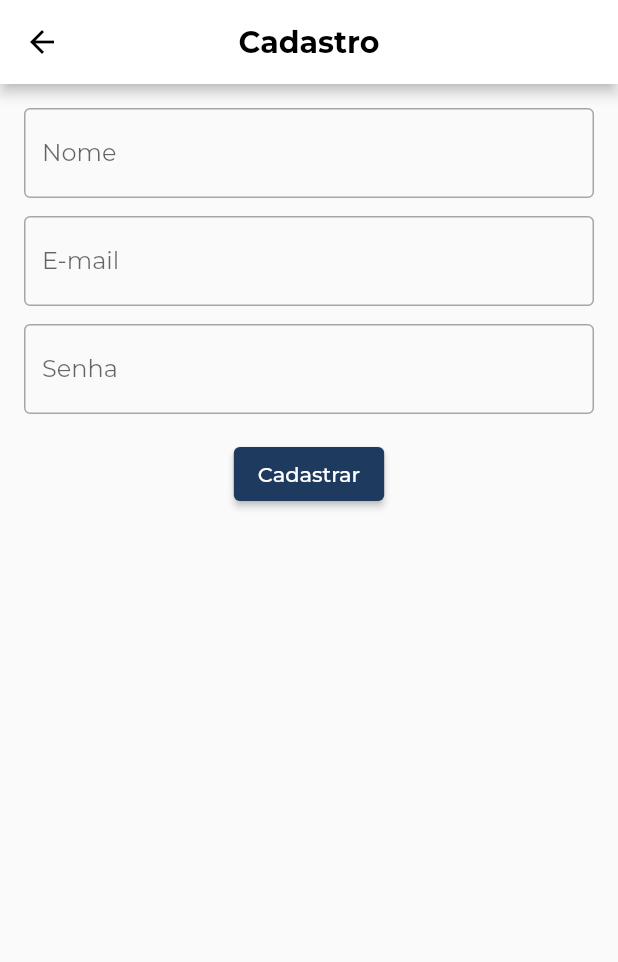
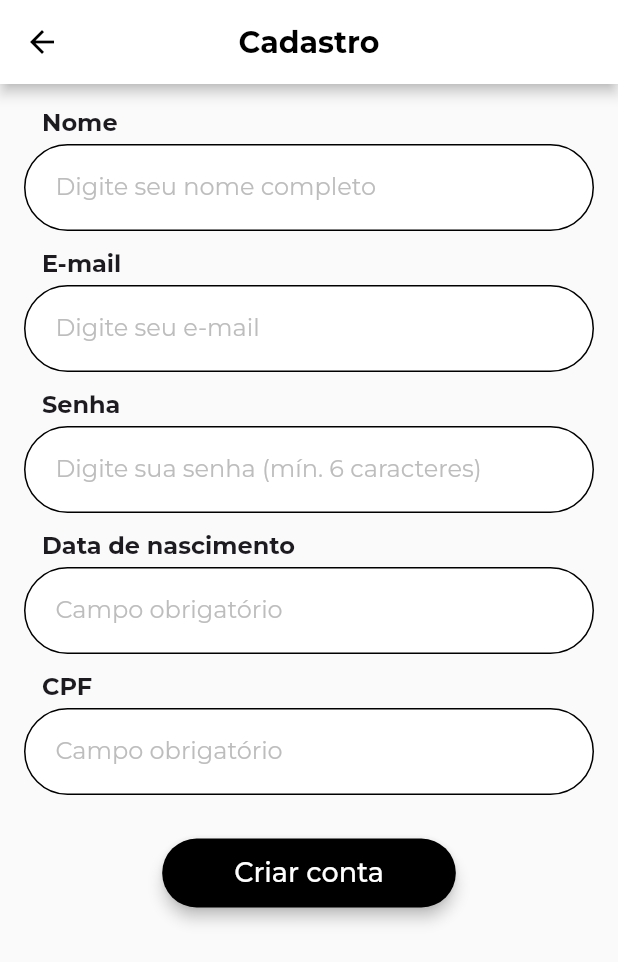
Before and after one commit to VinioVnz/profmate_mvc, a Flutter app: the FirebaseRegisterView screen opened directly, on a phone screen of 412 x 824 dp. Shown: the top 962 px of the screen. Run offline on Flutter 3.47's test engine with Material 3 defaults, Android fonts, the light colour scheme and no system bars; our stand-ins replace cloud_firestore, firebase_auth, firebase_core, fl_chart, flutter_speed_dial, google_fonts and 6 more; accounts and stored records are empty; generated files the repository leaves out were written again.

Commit message:
adição de campos de formulário e validação do dado

```diff
--- a/lib/src/controller/user_firebase_controller.dart
+++ b/lib/src/controller/user_firebase_controller.dart
@@ -4,11 +4,16 @@ import 'package:profmate/src/services/auth_firebase_service.dart';
 class UserFirebaseController {
   final AuthFirebaseService _authService = AuthFirebaseService();
 
-  Future<UserFirebaseModel?> cadastrar(String nome, String email, String senha){
+  Future<UserFirebaseModel?> cadastrar(
+    String nome,
+    String email,
+    String senha,
+    String text,
+  ) {
     return _authService.registrarUsuario(nome, email, senha);
   }
 
-  Future<UserFirebaseModel?> autenticar(String email, String senha){
+  Future<UserFirebaseModel?> autenticar(String email, String senha) {
     return _authService.login(email, senha);
   }
 }
--- a/lib/src/views/firebase_register_view.dart
+++ b/lib/src/views/firebase_register_view.dart
@@ -1,6 +1,8 @@
 import 'package:flutter/material.dart';
 import 'package:profmate/src/controller/user_firebase_controller.dart';
+import 'package:profmate/src/widgets/campo_formulario.dart';
 import 'package:profmate/src/widgets/custom_app_bar.dart';
+import 'package:profmate/src/widgets/custom_elevated_button.dart';
 
 class FirebaseRegisterView extends StatefulWidget {
   const FirebaseRegisterView({super.key});
@@ -17,6 +19,8 @@ class _FirebaseRegisterViewState extends State<FirebaseRegisterView> {
   final _nomeController = TextEditingController();
   final _emailController = TextEditingController();
   final _senhaController = TextEditingController();
+  final _dataNascimento = TextEditingController();
+  final _cpf = TextEditingController();
 
   void _cadastrar() async {
     if (_formKey.currentState!.validate()) {
@@ -29,6 +33,7 @@ class _FirebaseRegisterViewState extends State<FirebaseRegisterView> {
         _nomeController.text,
         _emailController.text,
         _senhaController.text,
+        _dataNascimento.text,
       );
 
       setState(() {
@@ -66,44 +71,64 @@ class _FirebaseRegisterViewState extends State<FirebaseRegisterView> {
                 Text(_erro!, style: const TextStyle(color: Colors.red)),
                 SizedBox(height: 20),
               ],
-              TextFormField(
+              CampoFormulario(
                 controller: _nomeController,
-                decoration: InputDecoration(
-                  labelText: 'Nome',
-                  border: OutlineInputBorder(),
-                ),
+                titulo: 'Nome',
+                hintText: 'Digite seu nome completo',
                 validator: (value) =>
                     value == null || value.isEmpty ? 'Campo obrigatório' : null,
+                keyboardType: TextInputType.name,
               ),
-              SizedBox(height: 12),
-              TextFormField(
+              CampoFormulario(
                 controller: _emailController,
-                decoration: InputDecoration(
-                  labelText: 'E-mail',
-                  border: OutlineInputBorder(),
-                ),
-                validator: (value) =>
-                    value == null || value.isEmpty ? 'Campo obrigatório' : null,
+                titulo: 'E-mail',
+                hintText: 'Digite seu e-mail',
+                validator: (value) {
+                  if (value == null || value.isEmpty) {
+                    return 'Campo obrigatório';
+                  }
+                  // Validação básica de e-mail
+                  if (!RegExp(
+                    r'^[\w-\.]+@([\w-]+\.)+[\w-]{2,4}$',
+                  ).hasMatch(value)) {
+                    return 'Digite um e-mail válido';
+                  }
+                  return null;
+                },
+                keyboardType: TextInputType.emailAddress,
               ),
-              SizedBox(height: 12),
-              TextFormField(
-                obscureText: true,
+              CampoFormulario(
                 controller: _senhaController,
-                decoration: InputDecoration(
-                  labelText: 'Senha',
-                  border: OutlineInputBorder(),
-                ),
-                validator: (value) => value == null || value.length < 6
-                    ? 'Campo obrigatório'
-                    : null,
+                titulo: 'Senha',
+                hintText: 'Digite sua senha (mín. 6 caracteres)',
+                validator: (value) {
+                  if (value == null || value.isEmpty) {
+                    return 'Campo obrigatório';
+                  }
+                  if (value.length < 6) {
+                    return 'A senha deve ter pelo menos 6 caracteres';
+                  }
+                  return null;
+                },
+                keyboardType: TextInputType.visiblePassword,
+              ),
+              CampoFormulario(
+                controller: _dataNascimento,
+                hintText: 'Campo obrigatório',
+                titulo: 'Data de nascimento',
+              ),
+              CampoFormulario(
+                controller: _cpf,
+                hintText: 'Campo obrigatório',
+                titulo: 'CPF',
               ),
               SizedBox(height: 16),
               //botao de loading
               _loading
                   ? const CircularProgressIndicator()
-                  : ElevatedButton(
+                  : CustomElevatedButton(
+                      tituloBotao: 'Criar conta',
                       onPressed: _cadastrar,
-                      child: Text('Cadastrar'),
                     ),
             ],
           ),
```
